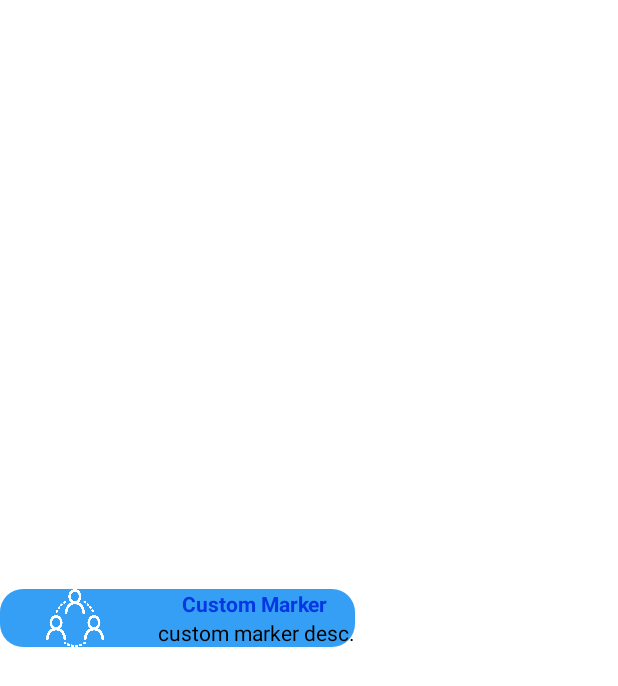
After one commit to ghchoi0427/Unimedical, an Android app: the layout custom_callout_balloon.xml on its own in the app's theme, with its tools: preview values and no code run, on a phone screen of 412 x 824 dp. The commit adds this screen. Shown: the top 686 px of the screen. Run offline under Robolectric (Android 15) with nearby library versions, the phone set to English and light mode, and no system bars.

Commit message:
chore: callout balloon 레이아웃 관련

```diff
--- /dev/null
+++ b/app/src/main/res/drawable/round.xml
@@ -0,0 +1,6 @@
+<?xml version="1.0" encoding="utf-8"?>
+<shape xmlns:android="http://schemas.android.com/apk/res/android">
+    <corners android:radius="15dp" />
+    <solid android:color="#E92196F3"/>
+    <!--<corners android:radius="20dp" />-->
+</shape>
--- /dev/null
+++ b/app/src/main/res/layout/custom_callout_balloon.xml
@@ -0,0 +1,52 @@
+<?xml version="1.0" encoding="utf-8"?>
+<LinearLayout xmlns:android="http://schemas.android.com/apk/res/android"
+    android:layout_width="wrap_content"
+    android:layout_height="wrap_content"
+    android:layout_gravity="center_vertical"
+    android:background="@drawable/round"
+    android:orientation="vertical" >
+
+    <LinearLayout
+        android:layout_width="wrap_content"
+        android:layout_height="wrap_content"
+        android:orientation="horizontal" >
+
+        <ImageView
+            android:id="@+id/badge"
+            android:layout_width="wrap_content"
+            android:layout_height="match_parent"
+            android:layout_marginRight="5dp"
+            android:adjustViewBounds="true"
+            android:src="@drawable/icon_community" >
+        </ImageView>
+
+        <LinearLayout
+            android:layout_width="wrap_content"
+            android:layout_height="wrap_content"
+            android:orientation="vertical" >
+
+            <TextView
+                android:id="@+id/title"
+                android:layout_width="99dp"
+                android:layout_height="wrap_content"
+                android:layout_gravity="center_horizontal"
+                android:ellipsize="end"
+                android:singleLine="true"
+                android:text="Custom Marker"
+                android:textColor="@color/blue"
+                android:textSize="14sp"
+                android:textStyle="bold" />
+
+            <TextView
+                android:id="@+id/desc"
+                android:layout_width="wrap_content"
+                android:layout_height="wrap_content"
+                android:ellipsize="end"
+                android:singleLine="true"
+                android:text="custom marker desc."
+                android:textColor="@color/black"
+                android:textSize="14sp" />
+        </LinearLayout>
+    </LinearLayout>
+
+</LinearLayout>
--- a/app/src/main/res/values/colors.xml
+++ b/app/src/main/res/values/colors.xml
@@ -7,4 +7,5 @@
     <color name="teal_700">#00BCD4</color>
     <color name="black">#000000</color>
     <color name="white">#FFFFFFFF</color>
+    <color name="blue">#0536E3</color>
 </resources>
```
Also changed, not shown: app/src/main/res/drawable/gradation2.xml (added, +12 -0 lines), app/src/main/res/layout/demo_nested_mapview.xml (added, +21 -0 lines).
